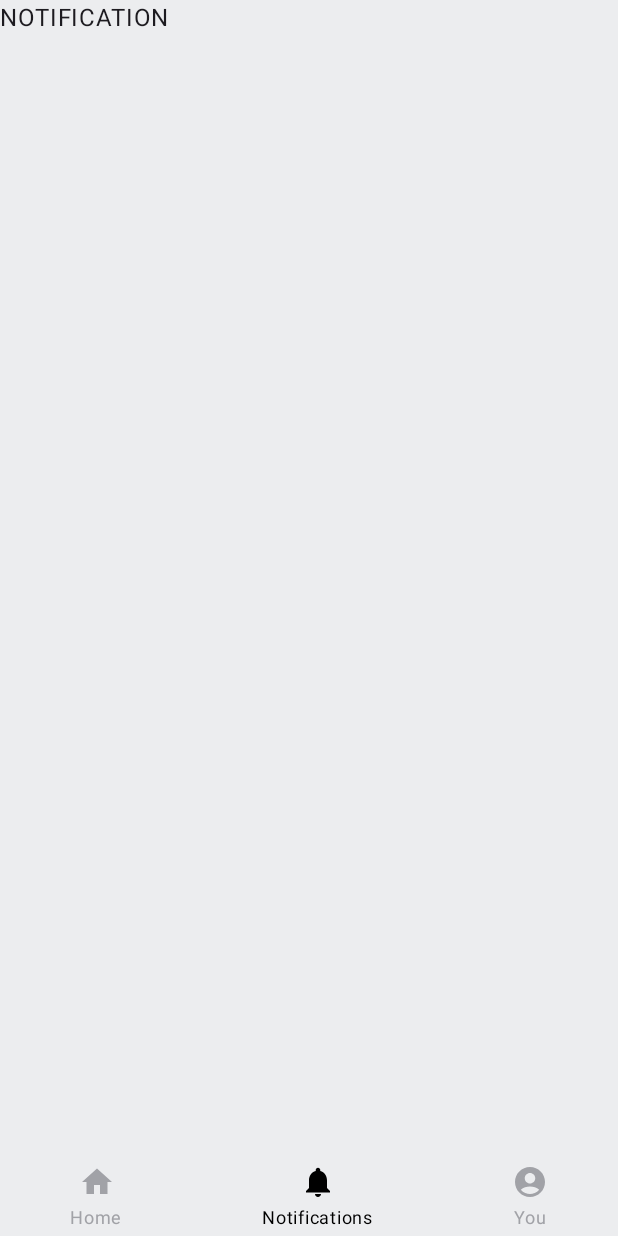
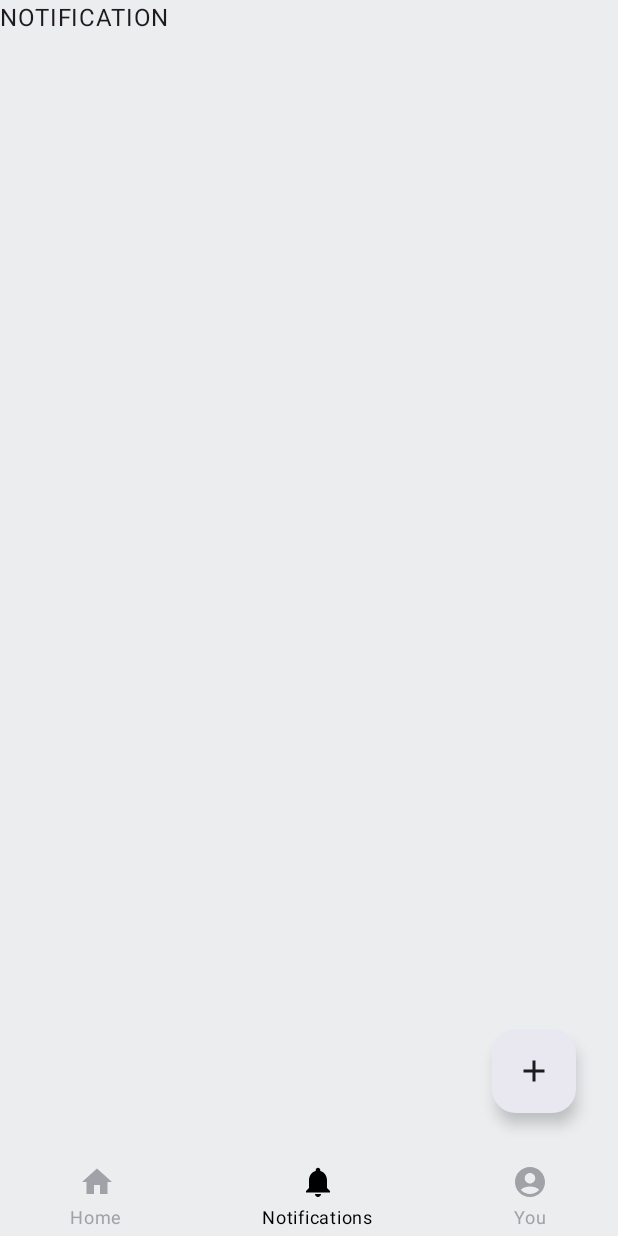
Before and after one commit to dev-sharma3624/QuickCast, an Android app built with Jetpack Compose: the screen it shows after launch (MainActivity), after a tap on "Notifications", on a phone screen of 412 x 824 dp. Run offline under Robolectric (Android 15) with nearby library versions, the phone set to English and light mode, and no system bars; 2 other taps on this screen came first.

Commit message:
Added custom bottom sheet for AddSiteScreen

```diff
--- a/app/src/main/java/com/example/quickcast/MainActivity.kt
+++ b/app/src/main/java/com/example/quickcast/MainActivity.kt
@@ -6,7 +6,7 @@ import androidx.activity.SystemBarStyle
 import androidx.activity.compose.setContent
 import androidx.activity.enableEdgeToEdge
 import androidx.compose.ui.graphics.toArgb
-import com.example.quickcast.ui.ScreenContainer
+import com.example.quickcast.ui.screen_container.ScreenContainer
 import com.example.quickcast.ui.theme.QuickCastTheme
 import com.example.quickcast.ui.theme.sideGrillLight
 
--- a/app/src/main/java/com/example/quickcast/Navigation.kt
+++ b/app/src/main/java/com/example/quickcast/Navigation.kt
@@ -10,17 +10,15 @@ import androidx.navigation.NavHostController
 import androidx.navigation.compose.NavHost
 import androidx.navigation.compose.composable
 import com.example.quickcast.enum_classes.BottomNavigationItems
-import com.example.quickcast.enum_classes.NavigationRailItems
-import com.example.quickcast.ui.HomeScreen
-import com.example.quickcast.ui.SiteScreen
+import com.example.quickcast.ui.screens.HomeScreen
 
 @Composable
-fun BottomBarNavigation(paddingValues: PaddingValues, navController: NavHostController){
+fun BottomBarNavigation(paddingValues: PaddingValues, navHostController: NavHostController){
 
-    NavHost(navController = navController, startDestination = BottomNavigationItems.Home.name) {
+    NavHost(navController = navHostController, startDestination = BottomNavigationItems.Home.name) {
 
         composable(route = BottomNavigationItems.Home.name){
-            HomeScreen(paddingValues, navController)
+            HomeScreen(paddingValues, navHostController)
         }
 
         composable(route = BottomNavigationItems.Notifications.name){
--- /dev/null
+++ b/app/src/main/java/com/example/quickcast/ui/screen_container/AddSiteBottomSheet.kt
@@ -0,0 +1,47 @@
+package com.example.quickcast.ui.screen_container
+
+import androidx.compose.animation.AnimatedVisibility
+import androidx.compose.animation.core.tween
+import androidx.compose.animation.slideInVertically
+import androidx.compose.animation.slideOutVertically
+import androidx.compose.foundation.background
+import androidx.compose.foundation.clickable
+import androidx.compose.foundation.layout.Box
+import androidx.compose.foundation.layout.fillMaxSize
+import androidx.compose.foundation.layout.padding
+import androidx.compose.foundation.layout.systemBarsPadding
+import androidx.compose.material3.Text
+import androidx.compose.runtime.Composable
+import androidx.compose.ui.Modifier
+import androidx.compose.ui.graphics.Color
+import androidx.compose.ui.unit.dp
+import com.example.quickcast.ui.screens.home_sub_screens.AddSiteScreen
+
+@Composable
+fun AddSiteBottomSheet(
+    bottomSheetController: Boolean,
+    callBack : () -> Unit
+) {
+    AnimatedVisibility(
+        visible = bottomSheetController,
+        enter = slideInVertically(
+            initialOffsetY = { fullHeight -> fullHeight },
+            animationSpec = tween(durationMillis = 500) // Control speed here
+        ),
+        exit = slideOutVertically(
+            targetOffsetY = { fullHeight -> fullHeight },
+            animationSpec = tween(durationMillis = 500)
+        )
+    ) {
+        Box(
+            Modifier
+                .fillMaxSize()
+                .background(Color.White)
+                .systemBarsPadding()
+        ) {
+            AddSiteScreen{
+                callBack()
+            }
+        }
+    }
+}
--- /dev/null
+++ b/app/src/main/java/com/example/quickcast/ui/screen_container/BottomBar.kt
@@ -0,0 +1,57 @@
+package com.example.quickcast.ui.screen_container
+
+import androidx.compose.foundation.clickable
+import androidx.compose.foundation.layout.Arrangement
+import androidx.compose.foundation.layout.Column
+import androidx.compose.foundation.layout.IntrinsicSize
+import androidx.compose.foundation.layout.Row
+import androidx.compose.foundation.layout.fillMaxWidth
+import androidx.compose.foundation.layout.height
+import androidx.compose.foundation.layout.padding
+import androidx.compose.material3.Icon
+import androidx.compose.material3.Text
+import androidx.compose.runtime.Composable
+import androidx.compose.ui.Alignment
+import androidx.compose.ui.Modifier
+import androidx.compose.ui.graphics.Color
+import androidx.compose.ui.res.painterResource
+import androidx.compose.ui.unit.dp
+import androidx.compose.ui.unit.sp
+import com.example.quickcast.enum_classes.BottomNavigationItems
+
+@Composable
+fun BottomBar(
+    currentScreen: BottomNavigationItems,
+    onClick : (BottomNavigationItems) -> Unit
+){
+    Row(
+        modifier = Modifier.fillMaxWidth()
+            .height(IntrinsicSize.Max),
+        horizontalArrangement = Arrangement.SpaceAround,
+        verticalAlignment = Alignment.Bottom
+    ) {
+        BottomNavigationItems.entries.forEach {
+            Column(
+                modifier = Modifier
+                    .padding(top = 6.dp)
+                    .clickable {
+                        onClick(it)
+                    },
+                horizontalAlignment = Alignment.CenterHorizontally
+            ) {
+                Icon(
+                    painter = painterResource(it.icon),
+                    contentDescription = null,
+//                    modifier = Modifier.size(32.dp),
+                    tint = if(currentScreen == it) Color.Black else Color(0xffa1a2a7)
+                )
+                Text(
+                    text = it.name,
+                    color = if(currentScreen == it) Color.Black else Color(0xffa1a2a7),
+//                    fontWeight = FontWeight.Bold,
+                    fontSize = 12.sp
+                )
+            }
+        }
+    }
+}
--- a/app/src/main/java/com/example/quickcast/ui/ScreenContainer.kt
+++ b/app/src/main/java/com/example/quickcast/ui/screen_container/ScreenContainer.kt
@@ -1,32 +1,36 @@
-package com.example.quickcast.ui
+package com.example.quickcast.ui.screen_container
 
+ import androidx.compose.animation.AnimatedVisibility
+ import androidx.compose.animation.core.tween
+ import androidx.compose.animation.slideInVertically
+ import androidx.compose.animation.slideOutVertically
+ import androidx.compose.foundation.background
  import androidx.compose.foundation.clickable
- import androidx.compose.foundation.layout.Arrangement
-import androidx.compose.foundation.layout.Column
-import androidx.compose.foundation.layout.IntrinsicSize
-import androidx.compose.foundation.layout.Row
+ import androidx.compose.foundation.layout.Box
  import androidx.compose.foundation.layout.Spacer
+ import androidx.compose.foundation.layout.fillMaxSize
  import androidx.compose.foundation.layout.fillMaxWidth
 import androidx.compose.foundation.layout.height
  import androidx.compose.foundation.layout.navigationBarsPadding
  import androidx.compose.foundation.layout.padding
  import androidx.compose.foundation.layout.systemBarsPadding
+ import androidx.compose.material.icons.Icons
+ import androidx.compose.material.icons.filled.Add
+ import androidx.compose.material3.FabPosition
+ import androidx.compose.material3.FloatingActionButton
  import androidx.compose.material3.Icon
-import androidx.compose.material3.Scaffold
+ import androidx.compose.material3.Scaffold
 import androidx.compose.material3.Text
-import androidx.compose.runtime.Composable
+ import androidx.compose.runtime.Composable
  import androidx.compose.runtime.getValue
  import androidx.compose.runtime.mutableStateOf
  import androidx.compose.runtime.remember
  import androidx.compose.runtime.setValue
- import androidx.compose.ui.Alignment
-import androidx.compose.ui.Modifier
+ import androidx.compose.ui.Modifier
  import androidx.compose.ui.graphics.Color
-import androidx.compose.ui.res.painterResource
  import androidx.compose.ui.tooling.preview.Devices
 import androidx.compose.ui.tooling.preview.Preview
 import androidx.compose.ui.unit.dp
-import androidx.compose.ui.unit.sp
  import androidx.navigation.compose.rememberNavController
  import com.example.quickcast.BottomBarNavigation
  import com.example.quickcast.enum_classes.BottomNavigationItems
@@ -46,60 +50,51 @@ fun ScreenContainer(){
 
     val navController  = rememberNavController()
     var currentScreen by remember{ mutableStateOf(BottomNavigationItems.Home) }
+    var bottomSheetController by remember{ mutableStateOf(true) }
 
     Scaffold(
         modifier = Modifier.navigationBarsPadding()
             .systemBarsPadding(),
-        bottomBar = {BottomBar(
+
+        bottomBar = {
+            BottomBar(
             currentScreen = currentScreen,
             onClick = { destScreen ->
                 currentScreen = destScreen
                 navController.navigate(destScreen.name)
             }
-        )},
+        )
+        },
+
         topBar = {
             Spacer(Modifier.fillMaxWidth().height(16.dp))
-        }
+        },
+
+        floatingActionButton = {
+            Box(
+                modifier = Modifier.padding(12.dp)
+            ) {
+                FloatingActionButton(
+                    onClick = {bottomSheetController = true},
+                    content = {
+                        Icon(
+                            imageVector = Icons.Default.Add,
+                            contentDescription = null
+                        )
+                    }
+                )
+            }
+        },
+
+        floatingActionButtonPosition = FabPosition.End
+
     ) { paddingValues ->
 
         BottomBarNavigation(paddingValues, navController)
 
     }
-}
 
-@Composable
-fun BottomBar(
-    currentScreen: BottomNavigationItems,
-    onClick : (BottomNavigationItems) -> Unit
-){
-    Row(
-        modifier = Modifier.fillMaxWidth()
-            .height(IntrinsicSize.Max),
-        horizontalArrangement = Arrangement.SpaceAround,
-        verticalAlignment = Alignment.Bottom
-    ) {
-        BottomNavigationItems.entries.forEach {
-            Column(
-                modifier = Modifier
-                    .padding(top = 6.dp)
-                    .clickable {
-                        onClick(it)
-                    },
-                horizontalAlignment = Alignment.CenterHorizontally
-            ) {
-                Icon(
-                    painter = painterResource(it.icon),
-                    contentDescription = null,
-//                    modifier = Modifier.size(32.dp),
-                    tint = if(currentScreen == it) Color.Black else Color(0xffa1a2a7)
-                )
-                Text(
-                    text = it.name,
-                    color = if(currentScreen == it) Color.Black else Color(0xffa1a2a7),
-//                    fontWeight = FontWeight.Bold,
-                    fontSize = 12.sp
-                )
-            }
-        }
+    AddSiteBottomSheet(bottomSheetController){
+        bottomSheetController = false
     }
 }
--- a/app/src/main/java/com/example/quickcast/ui/HomeScreen.kt
+++ b/app/src/main/java/com/example/quickcast/ui/screens/HomeScreen.kt
@@ -1,4 +1,4 @@
-package com.example.quickcast.ui
+package com.example.quickcast.ui.screens
 
 import androidx.compose.animation.animateColorAsState
 import androidx.compose.animation.core.animateIntAsState
@@ -29,6 +29,7 @@ import androidx.navigation.NavHostController
 import androidx.navigation.compose.rememberNavController
 import com.example.quickcast.BlankScreen
 import com.example.quickcast.enum_classes.NavigationRailItems
+import com.example.quickcast.ui.screens.home_sub_screens.SiteScreen
 
 @Preview(showBackground = true)
 @Composable
@@ -41,7 +42,7 @@ fun HomeScreenPreview(){
 @Composable
 fun HomeScreen(
     paddingValues : PaddingValues,
-    navController: NavHostController
+    navHostController: NavHostController
 ){
     var selectedNavigationRailItem by remember { mutableStateOf(NavigationRailItems.SITES) }
 
--- /dev/null
+++ b/app/src/main/java/com/example/quickcast/ui/screens/home_sub_screens/AddSiteScreen.kt
@@ -0,0 +1,16 @@
+package com.example.quickcast.ui.screens.home_sub_screens
+
+import androidx.compose.foundation.clickable
+import androidx.compose.material3.Text
+import androidx.compose.runtime.Composable
+import androidx.compose.ui.Modifier
+
+@Composable
+fun AddSiteScreen(
+    callBack : () -> Unit
+){
+    Text(
+        text = "Add site",
+        modifier = Modifier.clickable { callBack() }
+    )
+}
--- a/app/src/main/java/com/example/quickcast/ui/SiteScreen.kt
+++ b/app/src/main/java/com/example/quickcast/ui/screens/home_sub_screens/SiteScreen.kt
@@ -1,4 +1,4 @@
-package com.example.quickcast.ui
+package com.example.quickcast.ui.screens.home_sub_screens
 
 import androidx.compose.foundation.Image
 import androidx.compose.foundation.background
@@ -12,10 +12,6 @@ import androidx.compose.foundation.layout.padding
 import androidx.compose.foundation.layout.size
 import androidx.compose.foundation.lazy.LazyColumn
 import androidx.compose.foundation.shape.CircleShape
-import androidx.compose.material.icons.Icons
-import androidx.compose.material.icons.filled.Add
-import androidx.compose.material3.FloatingActionButton
-import androidx.compose.material3.Icon
 import androidx.compose.material3.Text
 import androidx.compose.runtime.Composable
 import androidx.compose.ui.Alignment
@@ -25,19 +21,16 @@ import androidx.compose.ui.graphics.Color
 import androidx.compose.ui.res.painterResource
 import androidx.compose.ui.res.stringResource
 import androidx.compose.ui.text.font.FontWeight
-import androidx.compose.ui.unit.Dp
 import androidx.compose.ui.unit.dp
 import androidx.compose.ui.unit.sp
 import com.example.quickcast.R
 
 @Composable
 fun SiteScreen(){
-    Box(
+    Column(
         modifier = Modifier
             .fillMaxSize()
             .padding(24.dp)
-    ) {
-        Column(
     ) {
         Text(
             text = stringResource(R.string.sites),
@@ -50,20 +43,6 @@ fun SiteScreen(){
             }
         }
     }
-
-
-        FloatingActionButton(
-            onClick = {},
-            content = {
-                Icon(
-                    imageVector = Icons.Default.Add,
-                    contentDescription = null
-                )
-            },
-            modifier = Modifier.align(Alignment.BottomEnd)
-        )
-    }
-
 }
 
 @Composable
```
Lines whose indentation alone changed are shown as unchanged.
